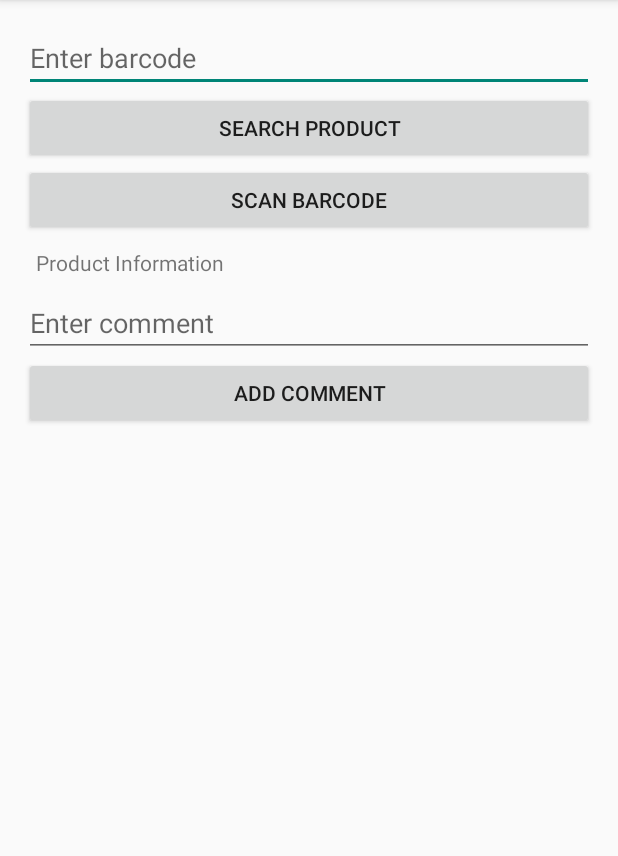
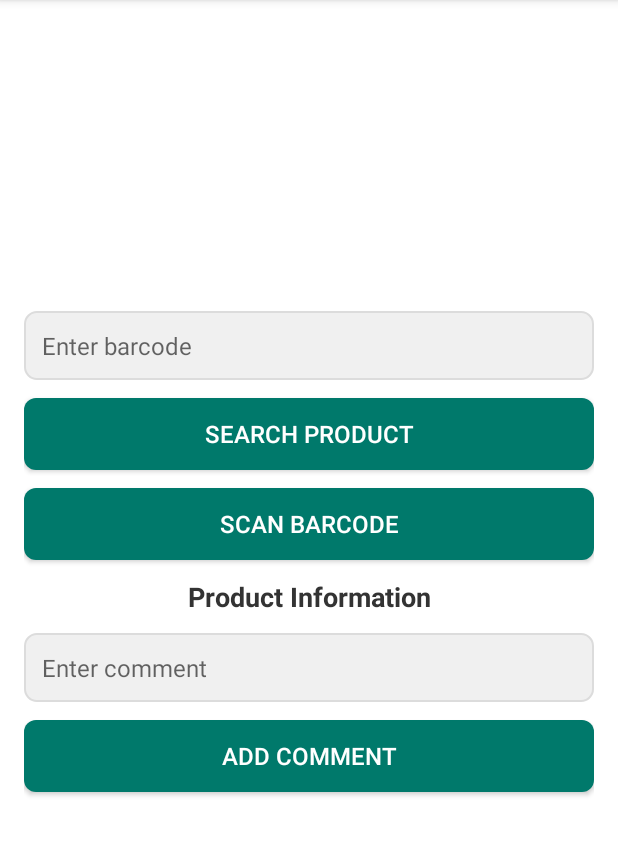
Before and after one commit to porropol13/appproductes, an Android app: the screen it shows after launch (MainActivity), on a phone screen of 412 x 824 dp, the part 84-940 px from its top. Run offline under Robolectric (Android 15) with nearby library versions, the phone set to English and light mode, and no system bars; our stand-ins replace Firebase (no records; nobody signed in at launch, a user with empty details on screens opened directly); libraries missing offline, so code that uses them is left out: com.google.zxing.integration, com.journeyapps.barcodescanner.

Commit message:
4.0 cambiado

```diff
--- /dev/null
+++ b/app/src/main/res/drawable/button_background.xml
@@ -0,0 +1,5 @@
+<?xml version="1.0" encoding="utf-8"?>
+<shape xmlns:android="http://schemas.android.com/apk/res/android">
+    <solid android:color="#00796b" />
+    <corners android:radius="8dp" />
+</shape>
--- /dev/null
+++ b/app/src/main/res/drawable/rounded_border.xml
@@ -0,0 +1,6 @@
+<?xml version="1.0" encoding="utf-8"?>
+<shape xmlns:android="http://schemas.android.com/apk/res/android">
+    <solid android:color="#f0f0f0" />
+    <corners android:radius="8dp" />
+    <stroke android:color="#dcdcdc" android:width="1dp" />
+</shape>
--- a/app/src/main/res/layout/activity_comment.xml
+++ b/app/src/main/res/layout/activity_comment.xml
@@ -3,7 +3,9 @@
     android:layout_width="match_parent"
     android:layout_height="match_parent"
     android:orientation="vertical"
-    android:padding="16dp">
+    android:padding="16dp"
+    android:background="@android:color/white"
+    android:gravity="center">
 
     <ImageView
         android:id="@+id/productImage"
@@ -19,7 +21,9 @@
         android:layout_height="wrap_content"
         android:text="Product Name"
         android:textSize="18sp"
-        android:layout_marginBottom="8dp" />
+        android:textColor="#333333"
+        android:layout_marginBottom="8dp"
+        android:textStyle="bold" />
 
     <TextView
         android:id="@+id/productAllergens"
@@ -27,6 +31,7 @@
         android:layout_height="wrap_content"
         android:text="Allergens"
         android:textSize="16sp"
+        android:textColor="#555555"
         android:layout_marginBottom="8dp" />
 
     <TextView
@@ -35,6 +40,7 @@
         android:layout_height="wrap_content"
         android:text="Ingredients"
         android:textSize="16sp"
+        android:textColor="#555555"
         android:layout_marginBottom="8dp" />
 
     <TextView
@@ -43,6 +49,7 @@
         android:layout_height="wrap_content"
         android:text="Description"
         android:textSize="16sp"
+        android:textColor="#555555"
         android:layout_marginBottom="8dp" />
 
     <TextView
@@ -51,6 +58,7 @@
         android:layout_height="wrap_content"
         android:text="Comments"
         android:textSize="16sp"
+        android:textColor="#555555"
         android:layout_marginBottom="8dp" />
 
 </LinearLayout>
--- a/app/src/main/res/layout/activity_main.xml
+++ b/app/src/main/res/layout/activity_main.xml
@@ -3,50 +3,85 @@
     android:layout_width="match_parent"
     android:layout_height="match_parent"
     android:orientation="vertical"
-    android:padding="16dp">
+    android:padding="16dp"
+    android:background="@android:color/white"
+    android:gravity="center">
 
     <EditText
         android:id="@+id/barcodeInput"
         android:layout_width="match_parent"
         android:layout_height="wrap_content"
-        android:hint="Enter barcode" />
+        android:layout_marginBottom="12dp"
+        android:hint="Enter barcode"
+        android:padding="12dp"
+        android:background="@drawable/rounded_border"
+        android:textColor="#333333"
+        android:textSize="16sp"
+        android:inputType="text" />
 
     <Button
         android:id="@+id/scanButton"
         android:layout_width="match_parent"
         android:layout_height="wrap_content"
-        android:text="Search Product" />
+        android:layout_marginBottom="12dp"
+        android:text="Search Product"
+        android:textColor="@android:color/white"
+        android:background="@drawable/button_background"
+        android:padding="12dp"
+        android:textSize="16sp" />
 
     <Button
         android:id="@+id/scanCameraButton"
         android:layout_width="match_parent"
         android:layout_height="wrap_content"
-        android:text="Scan Barcode" />
+        android:layout_marginBottom="12dp"
+        android:text="Scan Barcode"
+        android:textColor="@android:color/white"
+        android:background="@drawable/button_background"
+        android:padding="12dp"
+        android:textSize="16sp" />
 
     <TextView
         android:id="@+id/productInfo"
         android:layout_width="match_parent"
         android:layout_height="wrap_content"
         android:text="Product Information"
-        android:padding="8dp" />
+        android:textColor="#333333"
+        android:textSize="18sp"
+        android:textStyle="bold"
+        android:layout_marginBottom="12dp"
+        android:gravity="center" />
 
     <EditText
         android:id="@+id/commentInput"
         android:layout_width="match_parent"
         android:layout_height="wrap_content"
-        android:hint="Enter comment" />
+        android:layout_marginBottom="12dp"
+        android:hint="Enter comment"
+        android:padding="12dp"
+        android:background="@drawable/rounded_border"
+        android:textColor="#333333"
+        android:textSize="16sp"
+        android:inputType="textMultiLine" />
 
     <Button
         android:id="@+id/commentButton"
         android:layout_width="match_parent"
         android:layout_height="wrap_content"
-        android:text="Add Comment" />
+        android:layout_marginBottom="12dp"
+        android:text="Add Comment"
+        android:textColor="@android:color/white"
+        android:background="@drawable/button_background"
+        android:padding="12dp"
+        android:textSize="16sp" />
 
     <ListView
         android:id="@+id/productList"
         android:layout_width="match_parent"
         android:layout_height="wrap_content"
         android:divider="@android:color/darker_gray"
-        android:dividerHeight="1dp" />
+        android:dividerHeight="1dp"
+        android:layout_marginTop="12dp"
+        android:paddingTop="8dp" />
 
 </LinearLayout>
--- a/app/src/main/res/layout/item_comment.xml
+++ b/app/src/main/res/layout/item_comment.xml
@@ -4,4 +4,9 @@
     android:layout_width="match_parent"
     android:layout_height="wrap_content"
     android:padding="16dp"
-    android:textSize="16sp" />
+    android:textSize="16sp"
+    android:textColor="#333333"
+    android:lineSpacingExtra="4dp"
+    android:fontFamily="sans-serif-medium"
+    android:textAlignment="viewStart"
+    android:layout_marginBottom="12dp"/>
```
